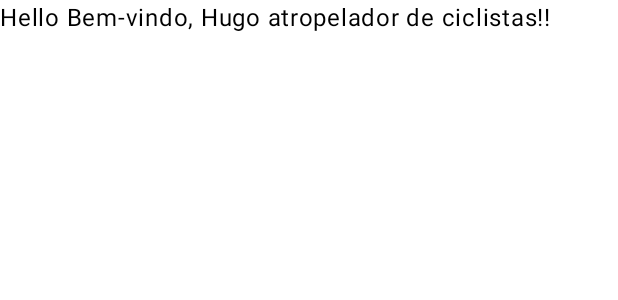
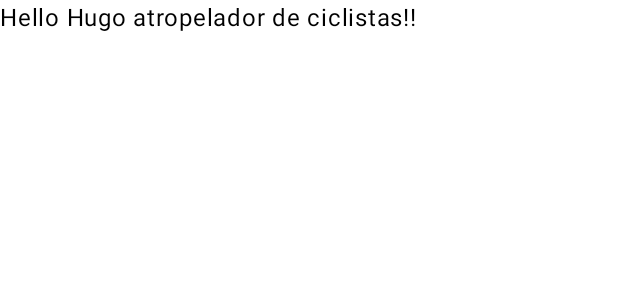
Before and after one commit to HenriqueChenWyden/Evadao, an Android app built with Jetpack Compose: the @Preview function GreetingPreview, on a phone screen of 412 x 824 dp. Shown: the top 300 px of the screen. Run offline under Robolectric (Android 15) with nearby library versions, the phone set to English and light mode, and no system bars.

Commit message:
Greeting changed.

```diff
--- a/app/src/main/java/br/com/evadao/MainActivity.kt
+++ b/app/src/main/java/br/com/evadao/MainActivity.kt
@@ -42,6 +42,6 @@ fun Greeting(name: String, modifier: Modifier = Modifier) {
 @Composable
 fun GreetingPreview() {
     EvadãoTheme {
-        Greeting("Bem-vindo, Hugo atropelador de ciclistas!")
+        Greeting("Hugo atropelador de ciclistas!")
     }
 }
```
